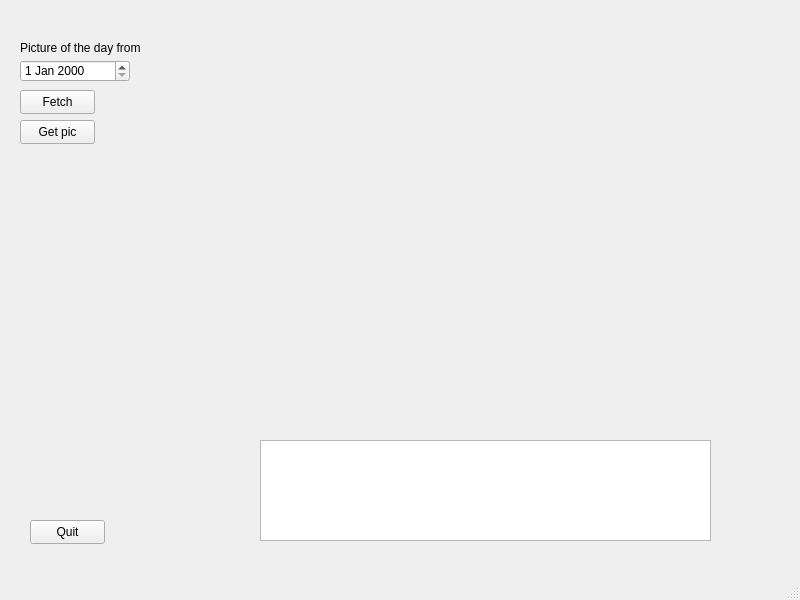
Qt form mainwindow.ui (vilma-heikkila/NASA_picture_of_the_day_API) before a commit.
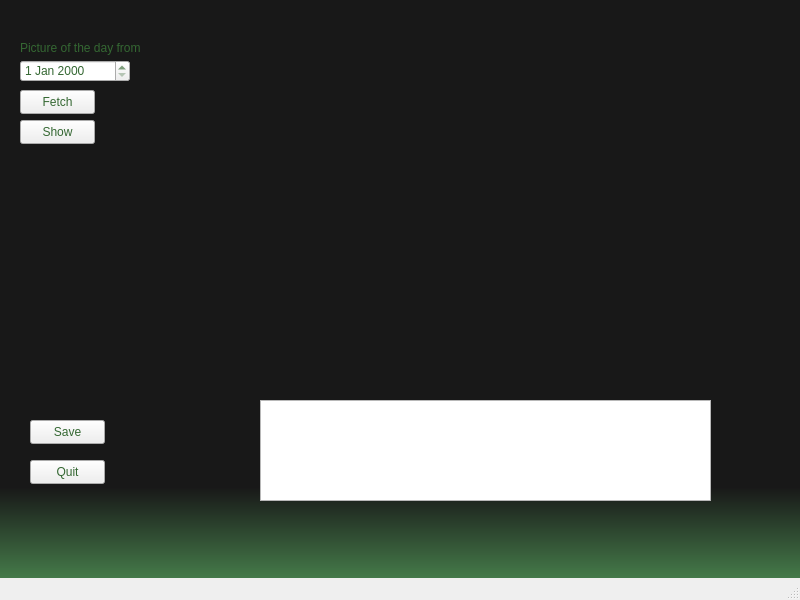
The same form after that commit.

What changed in the file:
```diff
--- a/mainwindow.ui
+++ b/mainwindow.ui
@@ -13,7 +13,13 @@
   <property name="windowTitle">
    <string>MainWindow</string>
   </property>
+  <property name="styleSheet">
+   <string notr="true">color: rgb(52, 103, 50);</string>
+  </property>
   <widget class="QWidget" name="centralwidget">
+   <property name="styleSheet">
+    <string notr="true"/>
+   </property>
    <widget class="QPushButton" name="pushButton">
     <property name="geometry">
      <rect>
@@ -32,10 +38,13 @@
      <rect>
       <x>260</x>
       <y>20</y>
-      <width>441</width>
+      <width>451</width>
       <height>361</height>
      </rect>
     </property>
+    <property name="styleSheet">
+     <string notr="true">color: rgb(255, 255, 255);</string>
+    </property>
     <property name="text">
      <string/>
     </property>
@@ -50,14 +59,14 @@
      </rect>
     </property>
     <property name="text">
-     <string>Get pic</string>
+     <string>Show</string>
     </property>
    </widget>
    <widget class="QPushButton" name="quitButton">
     <property name="geometry">
      <rect>
       <x>30</x>
-      <y>520</y>
+      <y>460</y>
       <width>75</width>
       <height>24</height>
      </rect>
@@ -70,7 +79,7 @@
     <property name="geometry">
      <rect>
       <x>260</x>
-      <y>440</y>
+      <y>400</y>
       <width>451</width>
       <height>101</height>
      </rect>
@@ -112,6 +121,57 @@
      <string/>
     </property>
    </widget>
+   <widget class="QPushButton" name="saveButton">
+    <property name="geometry">
+     <rect>
+      <x>30</x>
+      <y>420</y>
+      <width>75</width>
+      <height>24</height>
+     </rect>
+    </property>
+    <property name="text">
+     <string>Save</string>
+    </property>
+   </widget>
+   <widget class="QLabel" name="waitLabel">
+    <property name="geometry">
+     <rect>
+      <x>130</x>
+      <y>90</y>
+      <width>111</width>
+      <height>21</height>
+     </rect>
+    </property>
+    <property name="text">
+     <string/>
+    </property>
+   </widget>
+   <widget class="QFrame" name="horizontalFrame">
+    <property name="geometry">
+     <rect>
+      <x>0</x>
+      <y>0</y>
+      <width>801</width>
+      <height>591</height>
+     </rect>
+    </property>
+    <property name="styleSheet">
+     <string notr="true">background-color: qlineargradient(spread:pad, x1:1, y1:0.824, x2:1, y2:1, stop:0 rgba(24, 24, 24, 255), stop:1 rgba(75, 136, 80, 255));</string>
+    </property>
+    <layout class="QHBoxLayout" name="horizontalLayout"/>
+   </widget>
+   <zorder>horizontalFrame</zorder>
+   <zorder>pushButton</zorder>
+   <zorder>picPushButton</zorder>
+   <zorder>quitButton</zorder>
+   <zorder>textBrowser</zorder>
+   <zorder>dateEdit</zorder>
+   <zorder>label_2</zorder>
+   <zorder>errorLabel</zorder>
+   <zorder>label</zorder>
+   <zorder>saveButton</zorder>
+   <zorder>waitLabel</zorder>
   </widget>
   <widget class="QMenuBar" name="menubar">
    <property name="geometry">
```
